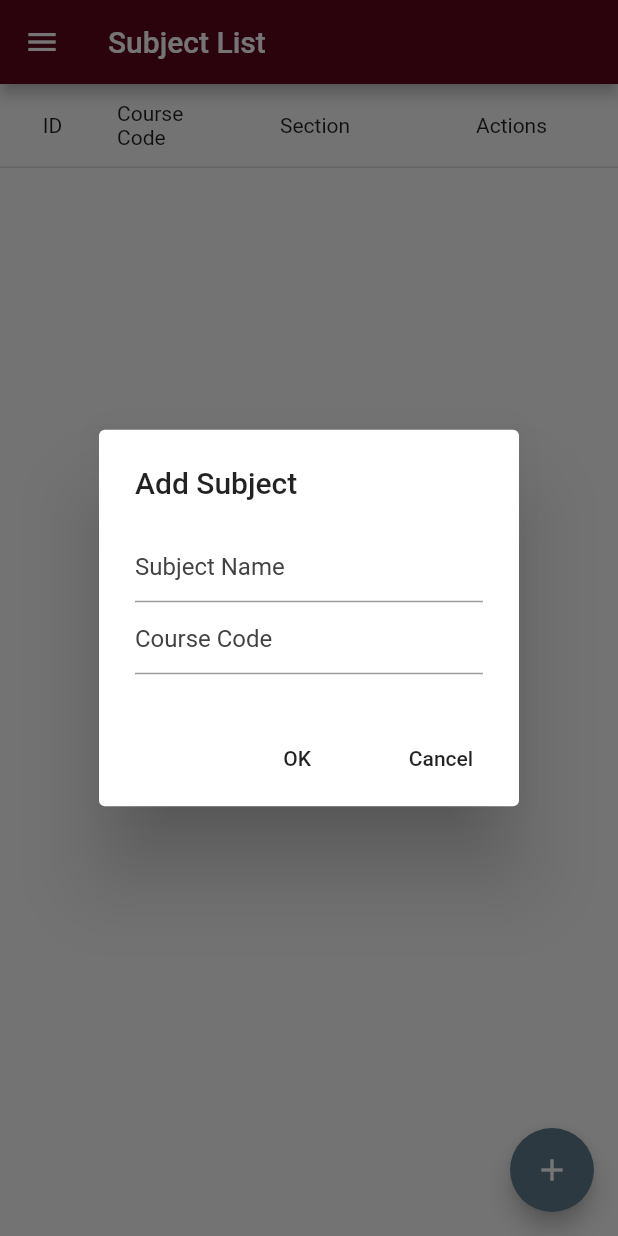
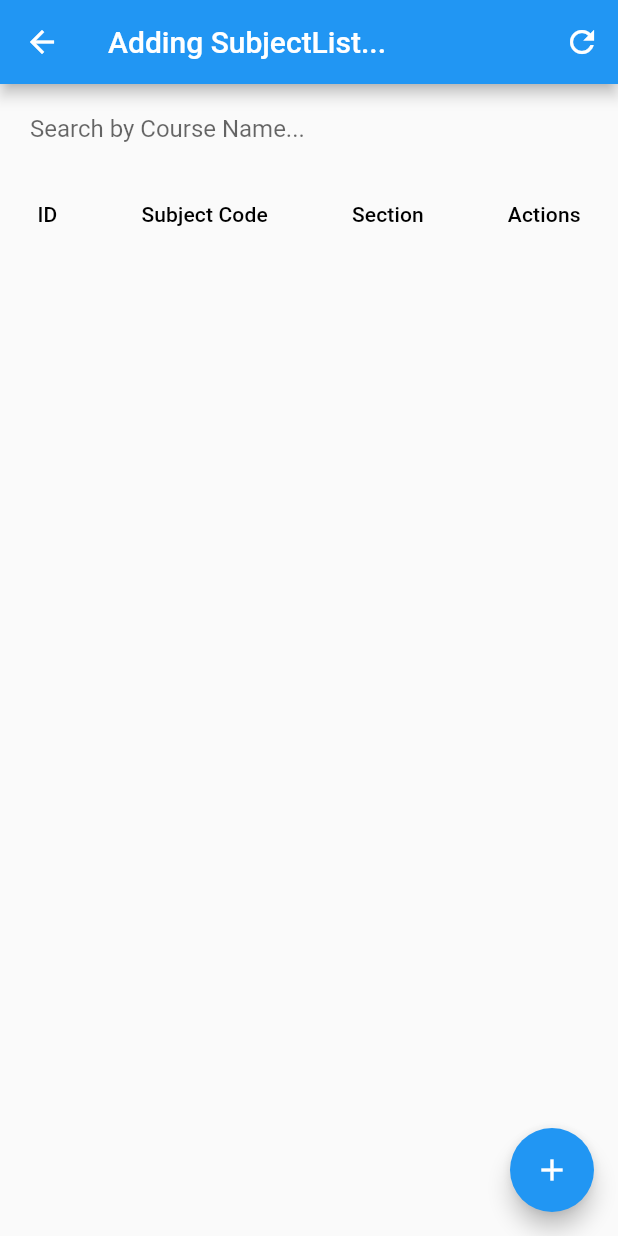
Before and after one commit to Loximity-oss/UTM-Study-Planner, a Flutter app: the SubjectListHomepageAA screen opened directly, after a tap on the "add" icon, on a phone screen of 412 x 824 dp. Run offline on Flutter 3.47's test engine with Material 2 defaults, Android fonts, the phone set to English and light mode, and no system bars; drawn by our look-alikes of syncfusion_flutter_datagrid; our stand-ins replace date_time_picker, email_validator, flutter_local_notifications, font_awesome_flutter, hive, hive_flutter and 5 more; missing offline and left inert: email_auth, mysql_client; accounts and stored records are empty; project files that could hold a hidden picture were left out.

Commit message:
Foundation for Search, Add, Edit

```diff
--- a/utmstudyplanner_mobile/lib/views/home/drawer.dart
+++ b/utmstudyplanner_mobile/lib/views/home/drawer.dart
@@ -70,7 +70,7 @@ class DefAppBar extends StatelessWidget {
             onTap: () {
               Navigator.pop(context);
               Navigator.push(context,
-                  MaterialPageRoute(builder: (context) => const SubjectListHomepageAA()));
+                  MaterialPageRoute(builder: (context) => SubjectListHomepageAA()));
             },
           ),
 
--- a/utmstudyplanner_mobile/lib/views/subjectList/subjectListHomepageAA.dart
+++ b/utmstudyplanner_mobile/lib/views/subjectList/subjectListHomepageAA.dart
@@ -1,75 +1,91 @@
-import 'package:flutter/cupertino.dart';
 import 'package:flutter/material.dart';
-import 'package:font_awesome_flutter/font_awesome_flutter.dart';
 
-import 'package:utmstudyplanner_mobile/views/home/drawer.dart';
-import 'package:syncfusion_flutter_datagrid/datagrid.dart';
-import '../../../server/conn.dart';
+import '../../server/conn.dart';
+import 'SubjectList.dart';
 import 'SubjectList.dart';
 
 class SubjectListHomepageAA extends StatefulWidget {
-  const SubjectListHomepageAA({Key? key}) : super(key: key);
+  //
+  SubjectListHomepageAA() : super();
+
+  final String title = 'Flutter Data Table';
 
   @override
-  _SubjectListHomepageAAPageState createState() =>
-      _SubjectListHomepageAAPageState();
+  SubjectListHomepageAAState createState() => SubjectListHomepageAAState();
 }
 
-class _SubjectListHomepageAAPageState extends State<SubjectListHomepageAA> {
-  final subjectName = TextEditingController();
-  final subjectCourseCode = TextEditingController();
-  final subjectCourseType = TextEditingController();
-  final subjectDay = TextEditingController();
-  final subjectStartTime = TextEditingController();
-  final subjectEndTime = TextEditingController();
-  final subjectDay_1 = TextEditingController();
-  final subjectStartTime_1 = TextEditingController();
-  final subjectEndTime_1 = TextEditingController();
-  final subjectLecturer = TextEditingController();
-  final subjectSectionNumber = TextEditingController();
-  final subjectCreditHours = TextEditingController();
-
-  final _formAddSubjectKey = GlobalKey<FormState>();
-  late SubjectListDataSource subjectListDataSource;
-  final List<SubjectList> _subjectList = <SubjectList>[];
-  late List<GridColumn> _columns;
+class SubjectListHomepageAAState extends State<SubjectListHomepageAA> {
+  late List<SubjectList> SubjectLists;
+  late GlobalKey<ScaffoldState> _scaffoldKey;
+  late TextEditingController _searchBox;
+  late SubjectList _selectedEmployee;
+  late bool _isUpdating;
+  late String _titleProgress;
 
   @override
   void initState() {
-    _columns = getColumns();
     super.initState();
+    SubjectLists = [];
+    _isUpdating = false;
+    _titleProgress = widget.title;
+    _scaffoldKey = GlobalKey(); // key to get the context to show a SnackBar
+    _searchBox = TextEditingController();
+    _getEmployees();
   }
 
-  Future<void> delete() async {
+  // Method to update title in the AppBar Title
+  _showProgress(String message) {
+    setState(() {
+      _titleProgress = message;
+    });
+  }
+
+  _showSnackBar(context, message) {
+    _scaffoldKey.currentState?.showSnackBar(
+      SnackBar(
+        content: Text(message),
+      ),
+    );
+  }
+
+
+
+  // Now lets add an SubjectList
+  _addEmployee() {
+
+    _showProgress('Adding SubjectList...');
+
+  }
+
+  _getEmployees() async {
+    _showProgress('Loading Tables...');
     var db = Mysql();
-    String query =
-        'DELETE FROM `subjectlist` WHERE `subjectlist`.`subjectID` = ' +
-            row.getCells()[0].value.toString() +
-            '';
+    String query = 'SELECT * FROM `subjectlist`';
     try {
+      List<SubjectList> a = [];
       var result = await db.execQuery(query);
-      if (result.affectedRows.toInt() == 1) {
-        Navigator.pop(context);
-        showDialog(
-          context: context,
-          builder: (BuildContext context) {
-            return AlertDialog(
-              title: const Text(
-                  'Deleted Successfully.'),
-              actions: <Widget>[
-                FlatButton(
-                  child: const Text("OK"),
-                  onPressed: () {
-                    Navigator.pop(context);
-                  },
-                ),
-              ],
-            );
-          },
+      for (final row in result.rows) {
+        SubjectList b = SubjectList(
+          int.parse(row.colAt(0)!),
+          row.colAt(1)!,
+          row.colAt(2)!,
+          row.colAt(3)!,
+          row.colAt(4)!,
+          int.parse(row.colAt(5)!),
+          int.parse(row.colAt(6)!),
+          row.colAt(7)!,
+          int.parse(row.colAt(8)!),
+          int.parse(row.colAt(9)!),
+          row.colAt(10)!,
+          int.parse(row.colAt(11)!),
+          int.parse(row.colAt(12)!),
         );
-      } else {
-        throw 'Internal Error';
+        a.add(b);
       }
+      setState(() {
+        SubjectLists = a;
+        _showProgress('Subject List');
+      });
     } catch (e) {
       showDialog(
         context: context,
@@ -91,261 +107,170 @@ class _SubjectListHomepageAAPageState extends State<SubjectListHomepageAA> {
     }
   }
 
-  Future<void> edit() async {
+  _updateEmployee(SubjectList SubjectList) {
+    setState(() {
+      _isUpdating = true;
+    });
+    _showProgress('Updating SubjectList...');
 
   }
 
-  Future<void> add() async {
+  _deleteEmployee(SubjectList SubjectList) {
+    _showProgress('Deleting SubjectList...');
+
+  }
+
+  // Method to clear TextField values
+  _clearValues() {
+    _searchBox.text = '';
+  }
+
+  _showValues(SubjectList SubjectList) {
 
   }
 
 
-  Future<dynamic> generateSubjectList() async {
-    _subjectList.clear();
-    var db = Mysql();
-    String query = 'SELECT * FROM `subjectlist`';
-    try {
-      var result = await db.execQuery(query);
-      for (final row in result.rows) {
-        _subjectList.add(SubjectList(
-          int.parse(row.colAt(0)!),
-          row.colAt(1)!,
-          row.colAt(2)!,
-          row.colAt(3)!,
-          row.colAt(4)!,
-          int.parse(row.colAt(5)!),
-          int.parse(row.colAt(6)!),
-          row.colAt(7)!,
-          int.parse(row.colAt(8)!),
-          int.parse(row.colAt(9)!),
-          row.colAt(10)!,
-          int.parse(row.colAt(11)!),
-          int.parse(row.colAt(12)!),
-        ));
-      }
-      subjectListDataSource = SubjectListDataSource(_subjectList);
-      return Future.value(_subjectList);
-    } catch (e) {
-      showDialog(
-        context: context,
-        builder: (BuildContext context) {
-          return AlertDialog(
-            title: Text(e.toString()),
-            actions: <Widget>[
-              FlatButton(
-                child: const Text("OK"),
+  SingleChildScrollView _dataBody() {
+    return SingleChildScrollView(
+      scrollDirection: Axis.vertical,
+      child: SingleChildScrollView(
+        scrollDirection: Axis.horizontal,
+        child: DataTable(
+          columns: const [
+            DataColumn(
+              label: Text('ID'),
+            ),
+            DataColumn(
+              label: Text('Subject Code'),
+            ),
+            DataColumn(
+              label: Text('Section'),
+            ),
+            DataColumn(
+              label: Text('Actions'),
+            )
+          ],
+          rows: SubjectLists
+              .map(
+                (SubjectList) => DataRow(cells: [
+              DataCell(
+                Text(SubjectList.id.toString()),
+                // Add tap in the row and populate the
+                // textfields with the corresponding values to update
+                onTap: () {
+                  _showValues(SubjectList);
+                  // Set the Selected SubjectList to Update
+                  _selectedEmployee = SubjectList;
+                  setState(() {
+                    _isUpdating = true;
+                  });
+                },
+              ),
+              DataCell(
+                Text(
+                  SubjectList.subjectCourseCode
+                ),
+                onTap: () {
+                  _showValues(SubjectList);
+                  // Set the Selected SubjectList to Update
+                  _selectedEmployee = SubjectList;
+                  // Set flag updating to true to indicate in Update Mode
+                  setState(() {
+                    _isUpdating = true;
+                  });
+                },
+              ),
+              DataCell(
+                Text(
+                  SubjectList.subjectSectionNumber.toString(),
+                ),
+                onTap: () {
+                  _showValues(SubjectList);
+                  // Set the Selected SubjectList to Update
+                  _selectedEmployee = SubjectList;
+                  setState(() {
+                    _isUpdating = true;
+                  });
+                },
+              ),
+              DataCell(IconButton(
+                icon: const Icon(Icons.delete),
                 onPressed: () {
-                  Navigator.pop(context);
-                  Navigator.pop(context);
+                  _deleteEmployee(SubjectList);
+                },
+              ))
+            ]),
+          )
+              .toList(),
+        ),
+      ),
+    );
+  }
+
+  // UI
+  @override
+  Widget build(BuildContext context) {
+    return Scaffold(
+      key: _scaffoldKey,
+      appBar: AppBar(
+        title: Text(_titleProgress),
+        actions: <Widget>[
+
+          IconButton(
+            icon: const Icon(Icons.refresh),
+            onPressed: () {
+              _getEmployees();
+            },
+          )
+        ],
+      ),
+      body: Column(
+        mainAxisAlignment: MainAxisAlignment.center,
+        children: <Widget>[
+          Padding(
+            padding: const EdgeInsets.all(20.0),
+            child: TextField(
+              controller: _searchBox,
+              decoration: const InputDecoration.collapsed(
+                hintText: 'Search by Course Name...',
+              ),
+            ),
+          ),
+
+          // Add an update button and a Cancel Button
+          // show these buttons only when updating an SubjectList
+          _isUpdating
+              ? Row(
+            children: <Widget>[
+              OutlineButton(
+                child: Text('UPDATE'),
+                onPressed: () {
+                  _updateEmployee(_selectedEmployee);
+                },
+              ),
+              OutlineButton(
+                child: Text('CANCEL'),
+                onPressed: () {
+                  setState(() {
+                    _isUpdating = false;
+                  });
+                  _clearValues();
                 },
               ),
             ],
-          );
+          )
+              : Container(),
+          Expanded(
+            child: _dataBody(),
+          ),
+        ],
+      ),
+      floatingActionButton: FloatingActionButton(
+        onPressed: () {
+          _addEmployee();
         },
-      );
-    }
-  }
-
-  List<GridColumn> getColumns() {
-    return <GridColumn>[
-      GridColumn(
-          columnName: 'id',
-          width: 70,
-          label: Container(
-              padding: EdgeInsets.all(16.0),
-              alignment: Alignment.center,
-              child: const Text(
-                'ID',
-              ))),
-      GridColumn(
-          columnName: 'Course Code',
-          width: 80,
-          label: Container(
-              padding: EdgeInsets.all(8.0),
-              alignment: Alignment.center,
-              child: const Text('Course Code'))),
-      GridColumn(
-          columnName: 'Section',
-          width: 120,
-          label: Container(
-              padding: EdgeInsets.all(8.0),
-              alignment: Alignment.center,
-              child: const Text(
-                'Section',
-                overflow: TextOverflow.ellipsis,
-              ))),
-      GridColumn(
-          columnName: 'Actions',
-          label: Container(
-              padding: EdgeInsets.all(8.0),
-              alignment: Alignment.center,
-              child: const Text('Actions'))),
-    ];
-  }
-
-  @override
-  Widget build(BuildContext context) {
-    return Scaffold(
-        drawer: DefAppBar(),
-        floatingActionButton: FloatingActionButton(
-          onPressed: () {
-            showDialog(
-              context: context,
-              builder: (BuildContext context) {
-                return AlertDialog(
-                  title: const Text('Add Subject'),
-                  content: Container(
-                    child: Form(
-                      key: _formAddSubjectKey,
-                      child: Column(
-                        crossAxisAlignment: CrossAxisAlignment.stretch,
-                        mainAxisSize: MainAxisSize.min,
-                        children: <Widget>[
-                          TextFormField(
-                            controller: subjectName,
-                            textInputAction: TextInputAction.next,
-                            enableSuggestions: false,
-                            autocorrect: false,
-                            autovalidateMode:
-                                AutovalidateMode.onUserInteraction,
-                            validator: (subjectName) {
-                              if (subjectName == null || subjectName.isEmpty) {
-                                return 'Please enter a subject name';
-                              } else if (subjectName.length > 40) {
-                                return 'Exceeded Course Name Limit.';
-                              } else {
-                                return null;
-                              }
-                            },
-                            decoration: InputDecoration(
-                                hintStyle: TextStyle(color: Colors.grey[800]),
-                                hintText: "Subject Name"),
-                          ),
-                          TextFormField(
-                            controller: subjectCourseCode,
-                            textInputAction: TextInputAction.next,
-                            enableSuggestions: false,
-                            autocorrect: false,
-                            autovalidateMode:
-                                AutovalidateMode.onUserInteraction,
-                            validator: (subjectDay) {
-                              if (subjectDay == null || subjectDay.isEmpty) {
-                                return 'Please enter Course Code';
-                              } else if (subjectDay.length > 3) {
-                                return 'Exceeded Course Code Limit.';
-                              } else {
-                                return null;
-                              }
-                            },
-                            decoration: InputDecoration(
-                                hintStyle: TextStyle(color: Colors.grey[800]),
-                                hintText: "Course Code"),
-                          ),
-
-
-                        ],
-                      ),
-                    ),
-                  ),
-                  actions: <Widget>[
-                    FlatButton(child: const Text("OK"), onPressed: () {}),
-                    FlatButton(
-                      child: const Text("Cancel"),
-                      onPressed: () {
-                        Navigator.of(context).pop();
-                      },
-                    ),
-                  ],
-                );
-              },
-            );
-          },
-          backgroundColor: Colors.blueGrey,
-          child: const Icon(Icons.add),
-        ),
-        appBar: AppBar(
-          title: const Text('Subject List'),
-          backgroundColor: const Color.fromRGBO(93, 6, 29, 1.0),
-        ),
-        body: FutureBuilder<dynamic>(
-            future: generateSubjectList(),
-            builder: (context, data) {
-              return data.hasData
-                  ? SfDataGrid(
-                      source: subjectListDataSource,
-                      columnWidthMode: ColumnWidthMode.fill,
-                      columns: _columns)
-                  : const Center(
-                      child: CircularProgressIndicator(
-                      strokeWidth: 2,
-                      value: 0.8,
-                    ));
-            }));
+        child: Icon(Icons.add),
+      ),
+    );
   }
 }
-
-class SubjectListDataSource extends DataGridSource {
-  /// Creates the SubjectList data source class with required details.
-  SubjectListDataSource(this.SubjectLists) {
-    buildDataGridRow();
-  }
-
-  void buildDataGridRow() {
-    _SubjectListDataGridRows =
-        SubjectLists.map<DataGridRow>((e) => DataGridRow(cells: [
-              DataGridCell<int>(columnName: 'id', value: e.id),
-              DataGridCell<String>(
-                  columnName: 'subjectCourseCode', value: e.subjectCourseCode),
-              DataGridCell<int>(
-                  columnName: 'subjectSectionNumber',
-                  value: e.subjectSectionNumber),
-              const DataGridCell<Widget>(columnName: 'button', value: null),
-            ])).toList();
-  }
-
-  List<SubjectList> SubjectLists = [];
-
-  List<DataGridRow> _SubjectListDataGridRows = [];
-
-  @override
-  List<DataGridRow> get rows => _SubjectListDataGridRows;
-
-  @override
-  DataGridRowAdapter? buildRow(DataGridRow row) {
-    return DataGridRowAdapter(
-        cells: row.getCells().map<Widget>((dataGridCell) {
-      return Container(
-          alignment: Alignment.center,
-          child: dataGridCell.columnName == 'button'
-              ? LayoutBuilder(
-                  builder: (BuildContext context, BoxConstraints constraints) {
-                  return IconButton(
-                      onPressed: () {
-                        showDialog(
-                          context: context,
-                          builder: (BuildContext context) {
-                            return AlertDialog(
-                              title: const Text('Confirm deletion of subject?'),
-                              content: const Text('a'),
-                              actions: <Widget>[
-                                FlatButton(
-                                  child: const Text("OK"),
-                                  onPressed: () {
-
-                                  },
-                                ),
-                              ],
-                            );
-                          },
-                        );
-                      },
-                      icon: const FaIcon(FontAwesomeIcons.trash));
-                })
-              : Text(dataGridCell.value.toString()));
-    }).toList());
-  }
-
-  void updateDataGrid() {
-    notifyListeners();
-  }
-}
```
